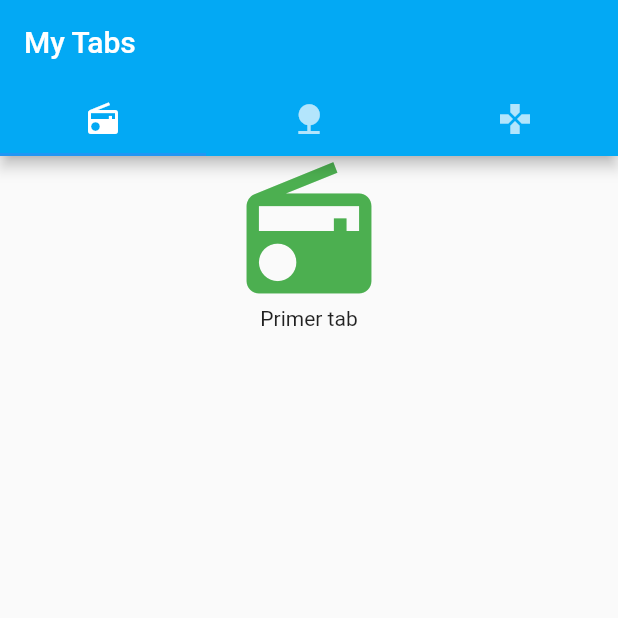
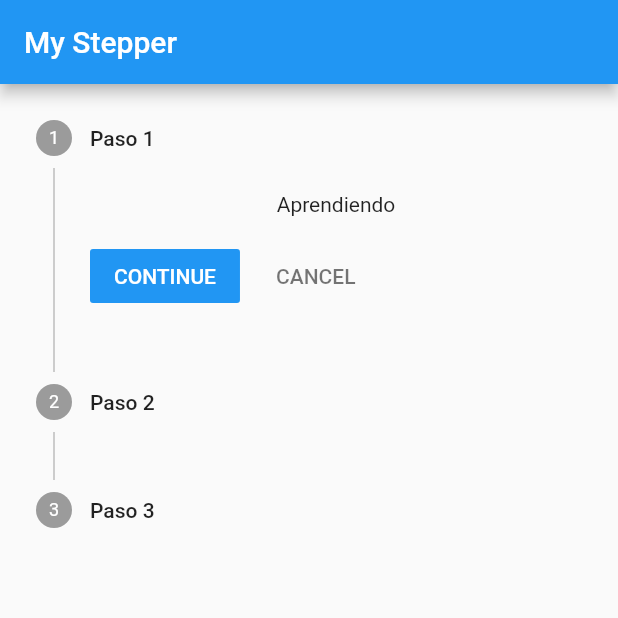
Before and after one commit to jotasie7e/pruebas_def, a Flutter app: the screen it shows after launch, on a phone screen of 412 x 824 dp, the top half of it. Run offline on Flutter 3.47's test engine with Material 2 defaults, Android fonts, the phone set to English and light mode, and no system bars.

```diff
--- a/lib/main.dart
+++ b/lib/main.dart
@@ -1,53 +1,58 @@
 import 'package:flutter/material.dart';
-import 'package:fllutter_app/pages/radioo.dart';
-import 'package:fllutter_app/pages/nature.dart';
-import 'package:fllutter_app/pages/gamepad.dart';
-
 
 void main(){
   runApp(new MaterialApp(
-    home: MyTabs(),
+    home: MyStepper(),
   ));
 }
 
-class MyTabs extends StatefulWidget{
+class MyStepper extends StatefulWidget{
   @override
-  _MyTabsState createState() => new _MyTabsState();
+  _MyStepperState createState() => new _MyStepperState();
 }
 
-class _MyTabsState extends State<MyTabs> with SingleTickerProviderStateMixin{
+class _MyStepperState extends State<MyStepper>{
 
-  TabController controller;
-
-  @override
-  void initState() {
-    super.initState();
-    controller = new TabController(length: 3, vsync: this);
-  }
+  int _currentStep = 0;
+  List<Step> mySteps = [
+    new Step(title: new Text("Paso 1"), content: new Text("Aprendiendo")),
+    new Step(title: new Text("Paso 2"), content: new Text("Flutter")),
+    new Step(title: new Text("Paso 3"), content: new Text(";)")),
+  ];
 
   @override
   Widget build(BuildContext context) {
     return new Scaffold(
       appBar: new AppBar(
-        title: new Text("My Tabs"),
-        backgroundColor: Colors.lightBlue,
-        bottom: new TabBar(
-          tabs: <Widget>[
-            new Tab(icon: new Icon(Icons.radio)),
-            new Tab(icon: new Icon(Icons.nature)),
-            new Tab(icon: new Icon(Icons.gamepad))
-          ],
-          controller: controller,
-        ),
+        title: new Text("My Stepper"),
       ),
-      body: new TabBarView(
-        children: <Widget>[
-          new Radioo(),
-          new Nature(),
-          new Gamepad()
-        ],
-        controller: controller
-      )
+      body: new Container(
+        child: new Stepper(
+          currentStep: this._currentStep,
+          steps: mySteps,
+          //type: StepperType.horizontal,
+          onStepContinue: (){
+            setState(() {
+              if(_currentStep < mySteps.length - 1) {
+                _currentStep = _currentStep + 1;
+              }
+              else{
+                _currentStep = 0;
+              }
+            });
+          },
+          onStepCancel: (){
+            setState(() {
+              _currentStep = 0;
+            });
+          },
+          onStepTapped: (step){
+            setState(() {
+              _currentStep = step;
+            });
+          },
+        )
+      ),
     );
   }
 }
--- a/lib/pages/radioo.dart
+++ /dev/null
@@ -1,19 +0,0 @@
-import 'package:flutter/material.dart';
-
-class Radioo extends StatelessWidget{
-  @override
-  Widget build(BuildContext context) {
-    return new Container(
-      child: Column(
-        children: <Widget>[
-          new Icon(
-            Icons.radio,
-            size: 100,
-            color: Colors.green,
-          ),
-          new Text("Primer tab")
-        ],
-      ),
-    );
-  }
-}
```
Also changed, not shown: lib/pages/gamepad.dart (deleted, +0 -19 lines), lib/pages/nature.dart (deleted, +0 -19 lines).
